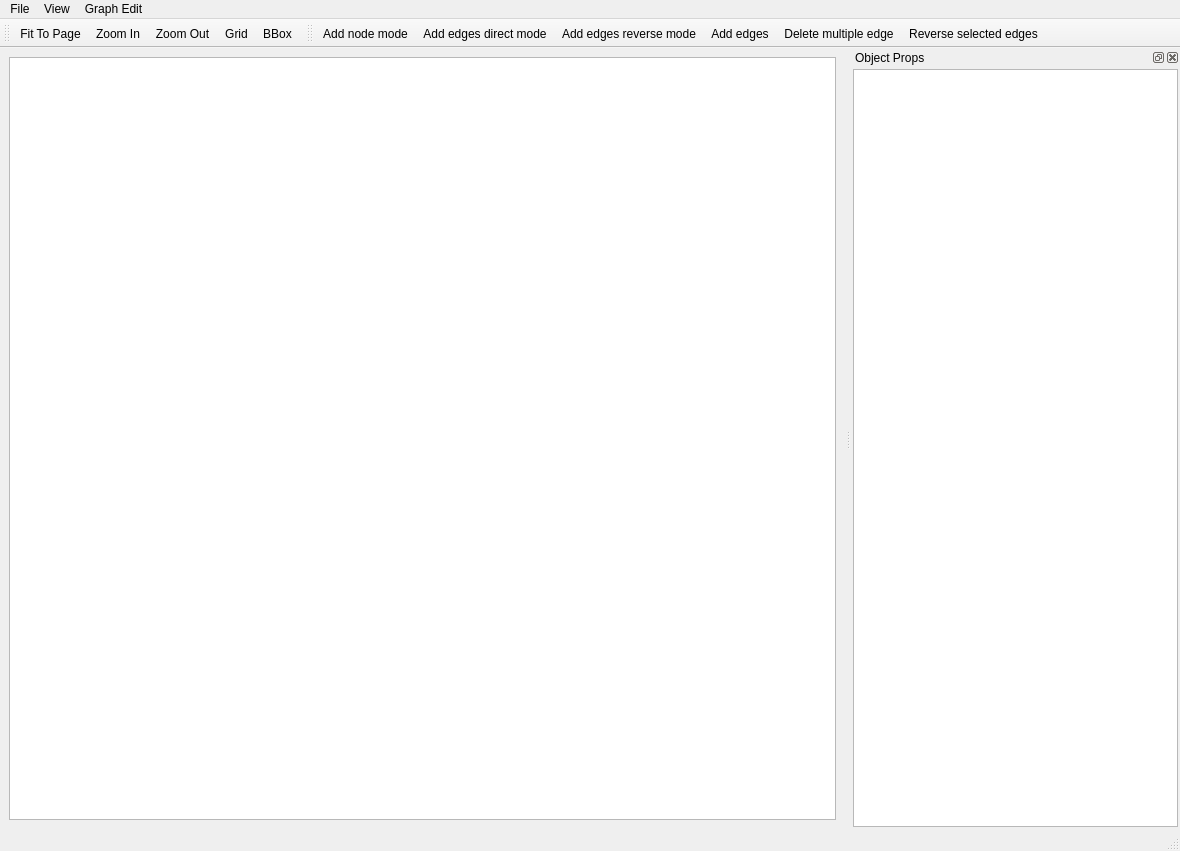
The window that StorageMapDesigner/mainwindow.ui (break11/AutoStorage) describes before a commit, drawn with Qt 5.
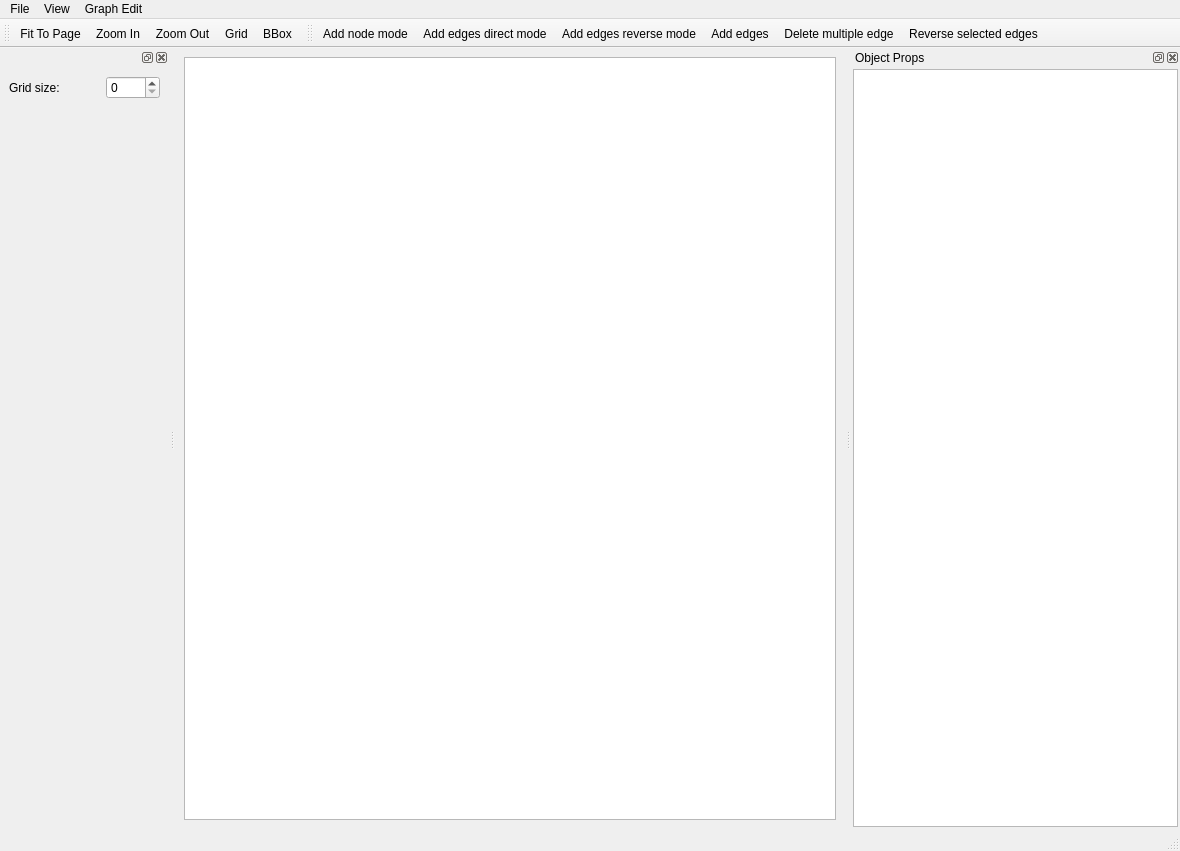
The same window after the commit. Icons and pictures are not drawn.

Commit message: Док виджет для настройки View-а, спин-бокс изменения сетки

```diff
--- a/StorageMapDesigner/mainwindow.ui
+++ b/StorageMapDesigner/mainwindow.ui
@@ -197,6 +197,55 @@
     </layout>
    </widget>
   </widget>
+  <widget class="QDockWidget" name="dkView">
+   <attribute name="dockWidgetArea">
+    <number>1</number>
+   </attribute>
+   <widget class="QWidget" name="dockWidgetContents_2">
+    <layout class="QGridLayout" name="gridLayout" rowstretch="0,0,0" columnstretch="0,0,1" rowminimumheight="0,0,0" columnminimumwidth="0,0,0">
+     <item row="0" column="0">
+      <widget class="QLabel" name="lbGridSize">
+       <property name="text">
+        <string>Grid size:</string>
+       </property>
+      </widget>
+     </item>
+     <item row="0" column="2">
+      <widget class="QSpinBox" name="sbGridSize">
+       <property name="maximum">
+        <number>1000</number>
+       </property>
+      </widget>
+     </item>
+     <item row="1" column="2">
+      <spacer name="verticalSpacer">
+       <property name="orientation">
+        <enum>Qt::Vertical</enum>
+       </property>
+       <property name="sizeHint" stdset="0">
+        <size>
+         <width>20</width>
+         <height>40</height>
+        </size>
+       </property>
+      </spacer>
+     </item>
+     <item row="0" column="1">
+      <spacer name="horizontalSpacer">
+       <property name="orientation">
+        <enum>Qt::Horizontal</enum>
+       </property>
+       <property name="sizeHint" stdset="0">
+        <size>
+         <width>40</width>
+         <height>20</height>
+        </size>
+       </property>
+      </spacer>
+     </item>
+    </layout>
+   </widget>
+  </widget>
   <action name="acFitToPage">
    <property name="icon">
     <iconset resource="images.qrc">
```
The commit also changes 2 other files.
